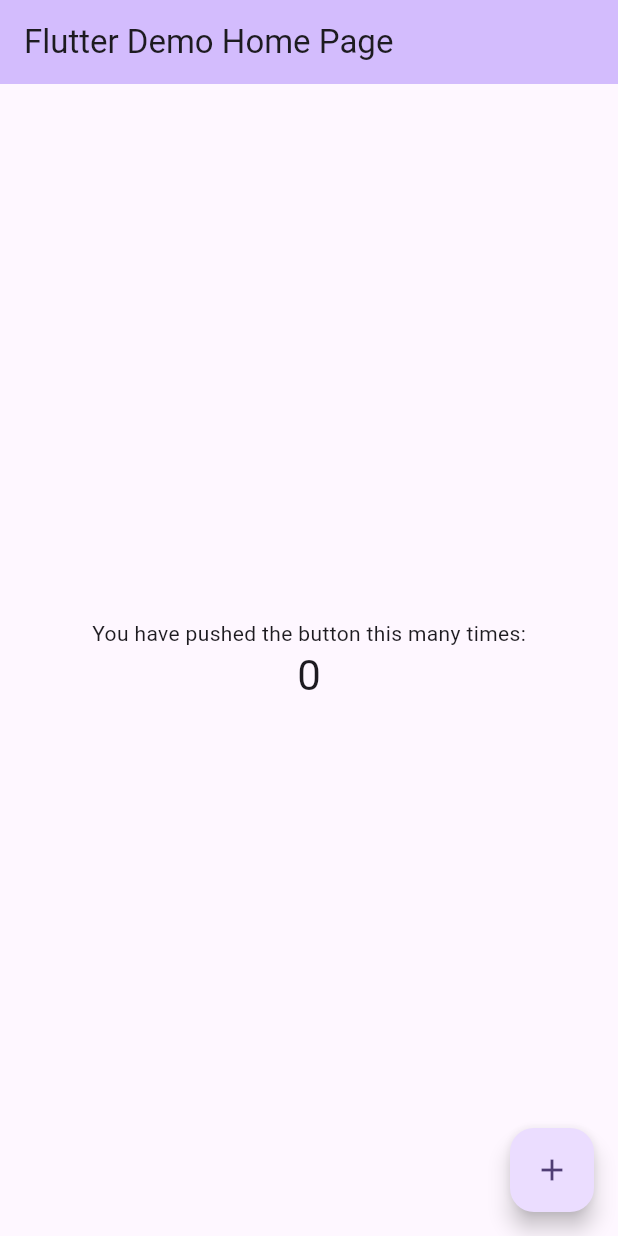
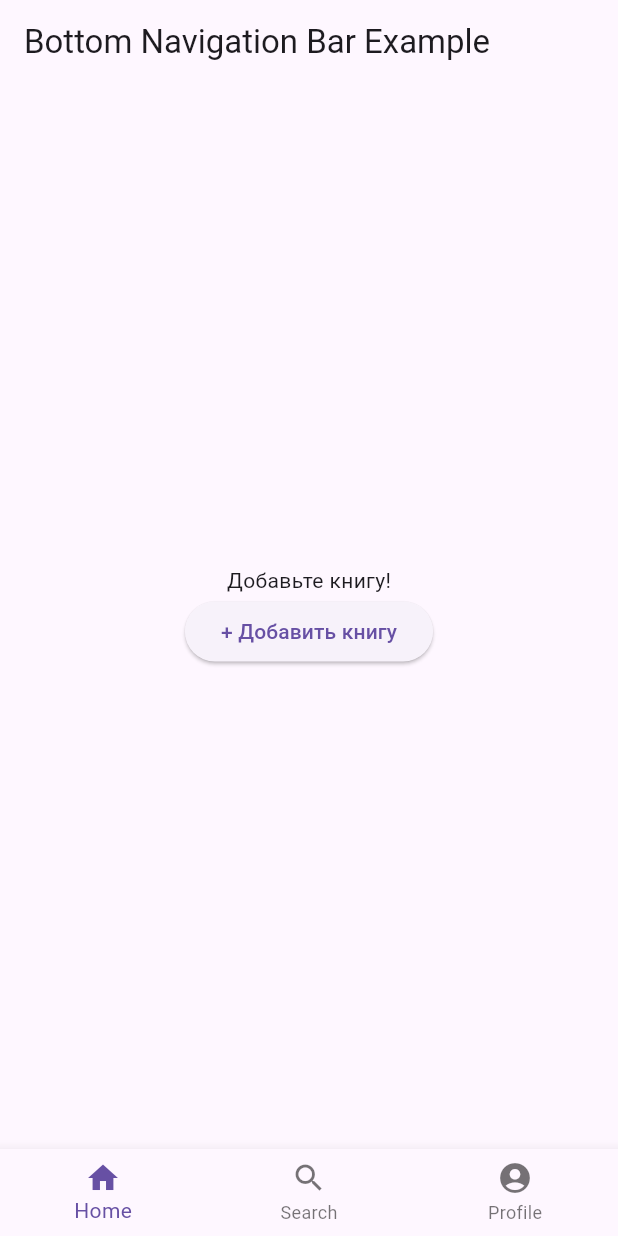
Before and after one commit to BaturinMaksim188/Interpret, a Flutter app: the screen it shows after launch, on a phone screen of 412 x 824 dp. Run offline on Flutter 3.47's test engine with Material 3 defaults, Android fonts, the phone set to English and light mode, and no system bars; our stand-ins replace file_picker.

Commit message:
add pagination and upload files

```diff
--- a/interpret/lib/main.dart
+++ b/interpret/lib/main.dart
@@ -1,110 +1,123 @@
 import 'package:flutter/material.dart';
+import 'package:file_picker/file_picker.dart';
+// import 'package:permission_handler/permission_handler.dart';
 
-void main() {
-  runApp(const InterpretApp());
-}
+void main() => runApp(MyApp());
 
-class InterpretApp extends StatelessWidget {
-  const InterpretApp({super.key});
-
-  // This widget is the root of your application.
+class MyApp extends StatelessWidget {
   @override
 Widget build(BuildContext context) {
     return MaterialApp(
-      title: 'Flutter Demo',
-      theme: ThemeData(
-        colorScheme: ColorScheme.fromSeed(seedColor: Colors.deepPurple),
-        useMaterial3: true,
-      ),
-      home: const MyHomePage(title: 'Flutter Demo Home Page'),
+      home: MyHomePage(),
     );
   }
 }
 
 class MyHomePage extends StatefulWidget {
-  const MyHomePage({super.key, required this.title});
-
-  // This widget is the home page of your application. It is stateful, meaning
-  // that it has a State object (defined below) that contains fields that affect
-  // how it looks.
-
-  // This class is the configuration for the state. It holds the values (in this
-  // case the title) provided by the parent (in this case the App widget) and
-  // used by the build method of the State. Fields in a Widget subclass are
-  // always marked "final".
-
-  final String title;
-
   @override
-  State<MyHomePage> createState() => _MyHomePageState();
+  _MyHomePageState createState() => _MyHomePageState();
 }
 
 class _MyHomePageState extends State<MyHomePage> {
-  int _counter = 0;
+  int _currentIndex = 0;
+  final PageController _pageController = PageController();
+  List<String> _fileNames = []; // Список для хранения имен файлов
 
-  void _incrementCounter() {
+  @override
+  void dispose() {
+    _pageController.dispose();
+    super.dispose();
+  }
+
+  void _onItemTapped(int index) {
     setState(() {
-      // This call to setState tells the Flutter framework that something has
-      // changed in this State, which causes it to rerun the build method below
-      // so that the display can reflect the updated values. If we changed
-      // _counter without calling setState(), then the build method would not be
-      // called again, and so nothing would appear to happen.
-      _counter++;
+      _currentIndex = index;
     });
+    _pageController.animateToPage(
+      index,
+      duration: Duration(milliseconds: 300),
+      curve: Curves.easeIn,
+    );
+  }
+
+  Future<void> _pickFile() async {
+    // await Permission.storage.request();
+    FilePickerResult? result = await FilePicker.platform.pickFiles();
+
+    if (result != null) {
+      setState(() {
+        _fileNames.add(result.files.single.name); // Добавление имени файла в список
+      });
+    }
+  }
+
+  Widget _buildFirstPage() {
+    return Center(
+      child: Column(
+        mainAxisAlignment: MainAxisAlignment.center,
+        children: <Widget>[
+          if (_fileNames.isEmpty)
+            Text('Добавьте книгу!'),
+          ..._fileNames.map((fileName) => ListTile(
+                title: Text(fileName),
+                trailing: IconButton(
+                  icon: Icon(Icons.delete),
+                  onPressed: () {
+                    setState(() {
+                      _fileNames.remove(fileName); // Удаление файла из списка
+                    });
+                  },
+                ),
+                onTap: () {
+                  // Здесь можно реализовать логику открытия книги
+                },
+              )),
+          ElevatedButton(
+            onPressed: _pickFile,
+            child: Text('+ Добавить книгу'),
+          ),
+        ],
+      ),
+    );
   }
 
   @override
 Widget build(BuildContext context) {
-    // This method is rerun every time setState is called, for instance as done
-    // by the _incrementCounter method above.
-    //
-    // The Flutter framework has been optimized to make rerunning build methods
-    // fast, so that you can just rebuild anything that needs updating rather
-    // than having to individually change instances of widgets.
     return Scaffold(
       appBar: AppBar(
-        // TRY THIS: Try changing the color here to a specific color (to
-        // Colors.amber, perhaps?) and trigger a hot reload to see the AppBar
-        // change color while the other colors stay the same.
-        backgroundColor: Theme.of(context).colorScheme.inversePrimary,
-        // Here we take the value from the MyHomePage object that was created by
-        // the App.build method, and use it to set our appbar title.
-        title: Text(widget.title),
+        title: Text('Bottom Navigation Bar Example'),
       ),
-      body: Center(
-        // Center is a layout widget. It takes a single child and positions it
-        // in the middle of the parent.
-        child: Column(
-          // Column is also a layout widget. It takes a list of children and
-          // arranges them vertically. By default, it sizes itself to fit its
-          // children horizontally, and tries to be as tall as its parent.
-          //
-          // Column has various properties to control how it sizes itself and
-          // how it positions its children. Here we use mainAxisAlignment to
-          // center the children vertically; the main axis here is the vertical
-          // axis because Columns are vertical (the cross axis would be
-          // horizontal).
-          //
-          // TRY THIS: Invoke "debug painting" (choose the "Toggle Debug Paint"
-          // action in the IDE, or press "p" in the console), to see the
-          // wireframe for each widget.
-          mainAxisAlignment: MainAxisAlignment.center,
+      body: PageView(
+        controller: _pageController,
+        onPageChanged: (index) {
+          setState(() {
+            _currentIndex = index;
+          });
+        },
         children: <Widget>[
-            const Text(
-              'You have pushed the button this many times:',
+          _buildFirstPage(),
+          Center(child: Text('Search Page')),
+          Center(child: Text('Profile Page')),
+        ],
       ),
-            Text(
-              '$_counter',
-              style: Theme.of(context).textTheme.headlineMedium,
+      bottomNavigationBar: BottomNavigationBar(
+        currentIndex: _currentIndex,
+        onTap: _onItemTapped,
+        items: const <BottomNavigationBarItem>[
+          BottomNavigationBarItem(
+            icon: Icon(Icons.home),
+            label: 'Home',
+          ),
+          BottomNavigationBarItem(
+            icon: Icon(Icons.search),
+            label: 'Search',
+          ),
+          BottomNavigationBarItem(
+            icon: Icon(Icons.account_circle),
+            label: 'Profile',
           ),
         ],
       ),
-      ),
-      floatingActionButton: FloatingActionButton(
-        onPressed: _incrementCounter,
-        tooltip: 'Increment',
-        child: const Icon(Icons.add),
-      ), // This trailing comma makes auto-formatting nicer for build methods.
     );
   }
 }
--- a/interpret/pubspec.yaml
+++ b/interpret/pubspec.yaml
@@ -10,6 +10,8 @@ environment:
 dependencies:
   flutter:
     sdk: flutter
+  file_picker: ^4.0.0
+  # permission_handler: ^9.2.0
 
   cupertino_icons: ^1.0.6
 
```
Also changed, not shown: interpret/pubspec.lock, 2 other files. Lines whose indentation alone changed are shown as unchanged.
